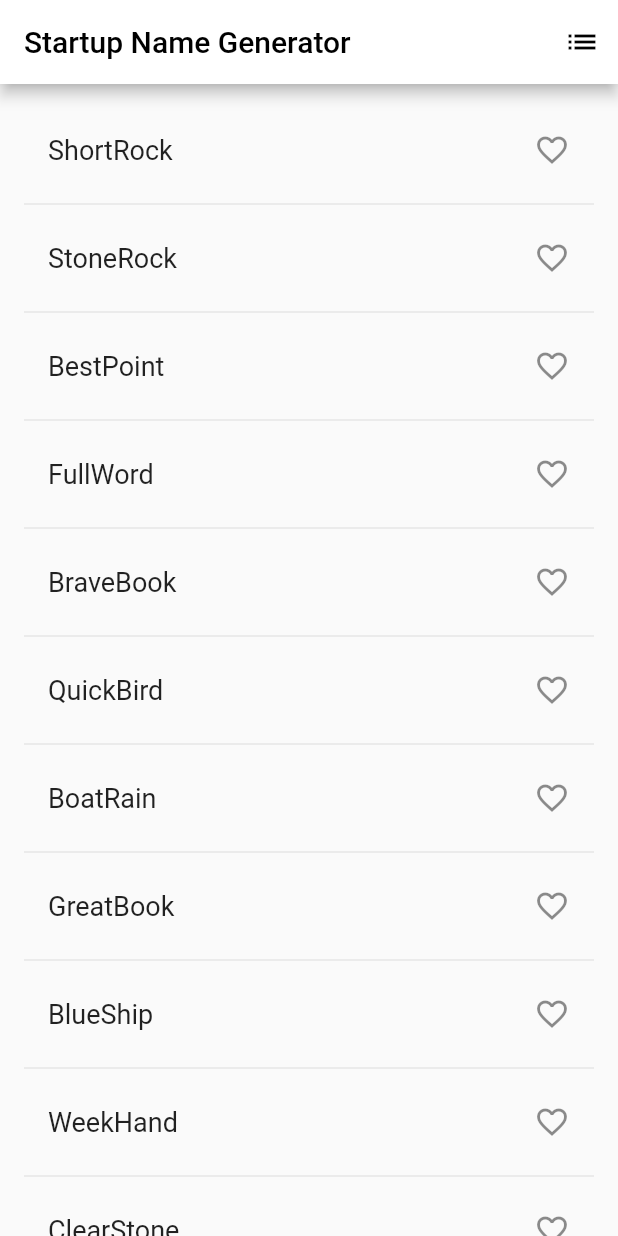
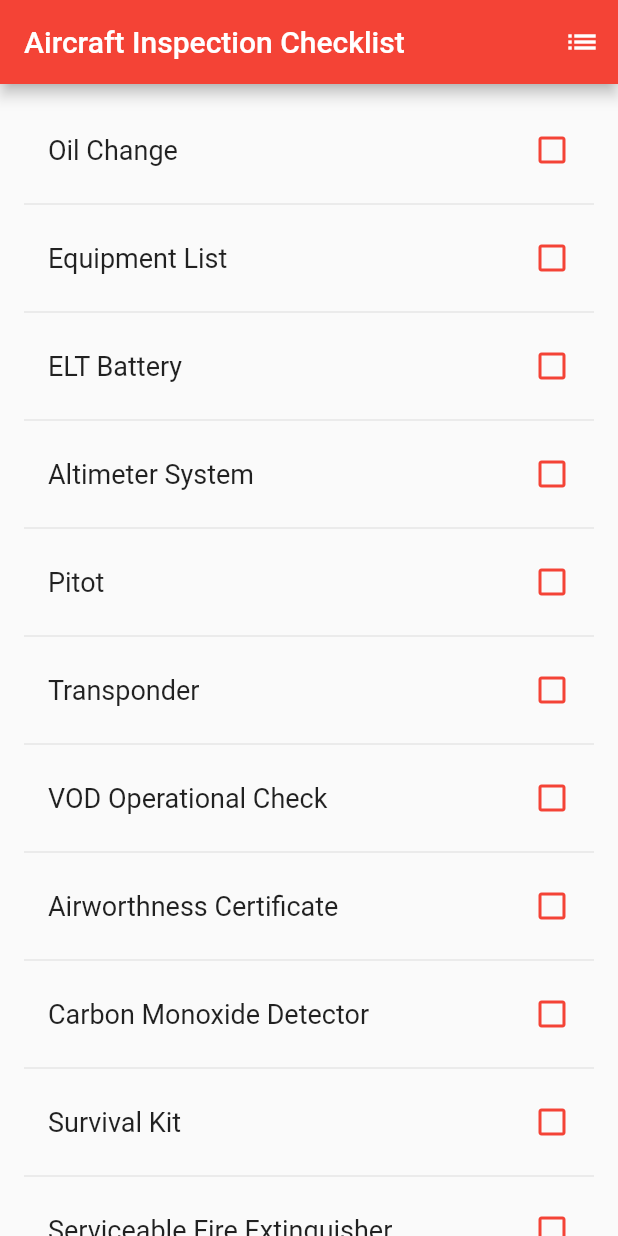
Before and after one commit to angelolamonaca/flutter-mro_software, a Flutter app: the screen it shows after launch, on a phone screen of 412 x 824 dp. Run offline on Flutter 3.47's test engine with Material 2 defaults, Android fonts, the phone set to English and light mode, and no system bars.

Commit message:
Set a fixed list and change app title

```diff
--- a/lib/main.dart
+++ b/lib/main.dart
@@ -2,7 +2,6 @@
 // Use of this source code is governed by a BSD-style license that can be
 // found in the LICENSE file.
 
-import 'package:english_words/english_words.dart';
 import 'package:flutter/material.dart';
 
 void main() {
@@ -15,28 +14,43 @@ class MyApp extends StatelessWidget {
   @override
   Widget build(BuildContext context) {
     return MaterialApp(
-      title: 'Startup Name Generator',
+      title: 'Aircraft Inspection Checklist',
       theme: ThemeData(
           appBarTheme: const AppBarTheme(
-        backgroundColor: Colors.white,
-        foregroundColor: Colors.black,
-      )),
-      home: const RandomWords(),
+            backgroundColor: Colors.red,
+            foregroundColor: Colors.white,
+          )),
+      home: const InspectionItems(),
     );
   }
 }
 
-class RandomWords extends StatefulWidget {
-  const RandomWords({Key? key}) : super(key: key);
+class InspectionItems extends StatefulWidget {
+  const InspectionItems({Key? key}) : super(key: key);
 
   @override
-  _RandomWordsState createState() => _RandomWordsState();
+  _InspectionItemsState createState() => _InspectionItemsState();
 }
 
-class _RandomWordsState extends State<RandomWords> {
-  final _suggestions = <WordPair>[];
-  final _saved = <WordPair>{};
+class _InspectionItemsState extends State<InspectionItems> {
+  final _done = <String>{};
   final _biggerFont = const TextStyle(fontSize: 18);
+  final _inspectionList = [
+    "Oil Change",
+    "Equipment List",
+    "ELT Battery",
+    "Altimeter System",
+    "Pitot",
+    "Transponder",
+    "VOD Operational Check",
+    "Airworthness Certificate",
+    "Carbon Monoxide Detector",
+    "Survival Kit",
+    "Serviceable Fire Extinguisher",
+    "Tires",
+    "Anti Collision Strobe",
+    "Cabin"
+  ];
 
   Widget _buildSuggestions() {
     return ListView.builder(
@@ -47,6 +61,7 @@ class _RandomWordsState extends State<RandomWords> {
         * and places each suggestion into a ListTile row.
         * Note that the divider might be difficult to see on smaller devices.
         */
+        itemCount: _inspectionList.length*2,
         itemBuilder: (context, i) {
           /*
           * For odd rows, a one-pixel-high divider widget before each row in the ListView,
@@ -64,34 +79,28 @@ class _RandomWordsState extends State<RandomWords> {
           */
           final index = i ~/ 2;
 
-          /*
-          * If you’ve reached the end of the available word pairings,
-          * then generate 10 more and add them to the suggestions list.
-          */
-          if (index >= _suggestions.length) {
-            _suggestions.addAll(generateWordPairs().take(10));
-          }
-
           /* For even rows, the function adds a ListTile row for the word pairing. */
-          return _buildRow(_suggestions[index]);
+          return _buildRow(_inspectionList[index]);
         });
   }
 
-  Widget _buildRow(WordPair pair) {
-    final alreadySaved = _saved.contains(pair);
+  Widget _buildRow(String inspectionItem) {
+    final alreadySaved = _done.contains(inspectionItem);
     return ListTile(
-      title: Text(pair.asPascalCase, style: _biggerFont),
+      title: Text(inspectionItem, style: _biggerFont),
       trailing: Icon(
-        alreadySaved ? Icons.favorite : Icons.favorite_border,
-        color: alreadySaved ? Colors.red : null,
-        semanticLabel: alreadySaved ? 'Remove from saved' : 'Save',
+        alreadySaved
+            ? Icons.check_box_outlined
+            : Icons.check_box_outline_blank_outlined,
+        color: alreadySaved ? Colors.green : Colors.red,
+        semanticLabel: alreadySaved ? 'Remove from done' : 'Save',
       ),
       onTap: () {
         setState(() {
           if (alreadySaved) {
-            _saved.remove(pair);
+            _done.remove(inspectionItem);
           } else {
-            _saved.add(pair);
+            _done.add(inspectionItem);
           }
         });
       },
@@ -102,12 +111,12 @@ class _RandomWordsState extends State<RandomWords> {
   Widget build(BuildContext context) {
     return Scaffold(
       appBar: AppBar(
-        title: const Text('Startup Name Generator'),
+        title: const Text('Aircraft Inspection Checklist'),
         actions: [
           IconButton(
             icon: const Icon(Icons.list),
             onPressed: _pushSaved,
-            tooltip: 'Saved Suggestions',
+            tooltip: 'Done Inspections',
           ),
         ],
       ),
@@ -119,11 +128,11 @@ class _RandomWordsState extends State<RandomWords> {
     Navigator.of(context).push(
       MaterialPageRoute<void>(
         builder: (context) {
-          final tiles = _saved.map(
-            (pair) {
+          final tiles = _done.map(
+                (inspectionItem) {
               return ListTile(
                 title: Text(
-                  pair.asPascalCase,
+                  inspectionItem,
                   style: _biggerFont,
                 ),
               );
@@ -131,14 +140,14 @@ class _RandomWordsState extends State<RandomWords> {
           );
           final divided = tiles.isNotEmpty
               ? ListTile.divideTiles(
-                  context: context,
-                  tiles: tiles,
-                ).toList()
+            context: context,
+            tiles: tiles,
+          ).toList()
               : <Widget>[];
 
           return Scaffold(
             appBar: AppBar(
-              title: const Text('Saved Suggestions'),
+              title: const Text('Done Inspections'),
             ),
             body: ListView(children: divided),
           );
```
